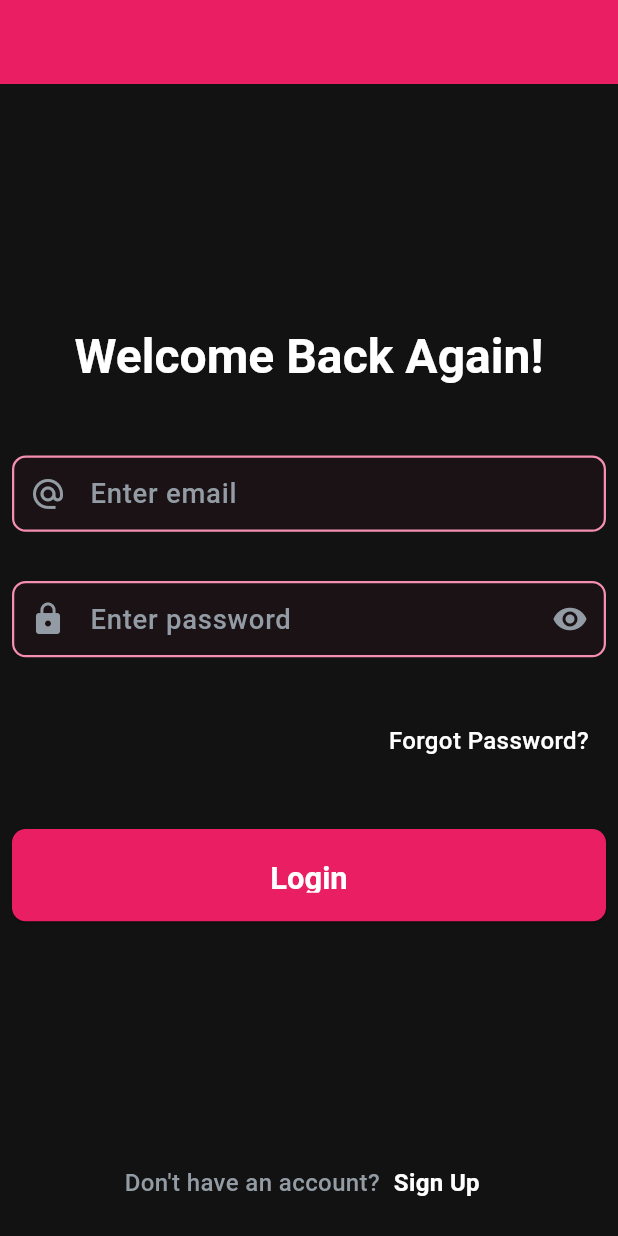
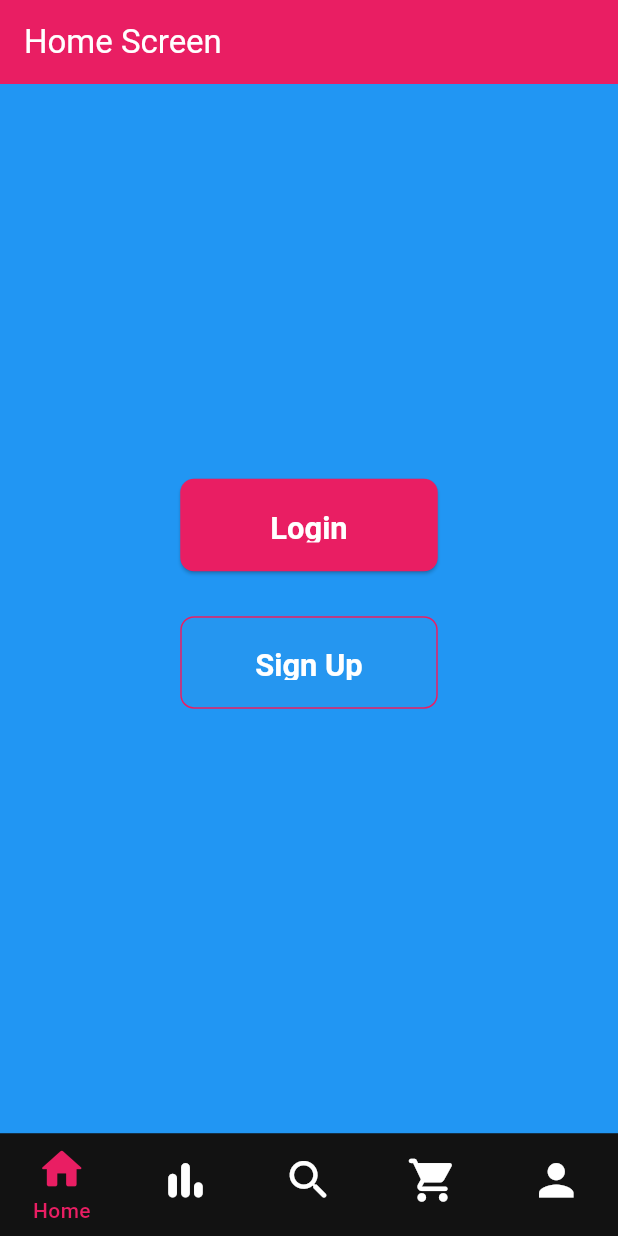
Before and after one commit to Abhprog/finance_app, a Flutter app: the screen it shows after launch, on a phone screen of 412 x 824 dp. Run offline on Flutter 3.47's test engine with Material 3 defaults, Android fonts, the phone set to English and light mode, and no system bars; our stand-ins replace flutter_screenutil, go_router, pin_code_fields; missing offline and left inert: flutter_timer_countdown.

Commit message:
Init bottom nav bar & its screens

```diff
--- a/lib/core/routing/router_generation_config.dart
+++ b/lib/core/routing/router_generation_config.dart
@@ -4,6 +4,7 @@ import '../../features/auth/forgot_password/presentation/views/forgot_password.d
 import '../../features/auth/login/presentation/views/login_screen.dart';
 import '../../features/auth/otp_verification/presentation/views/otp_verification_screen.dart';
 import '../../features/auth/signup/presentation/views/signup_screen.dart';
+import '../../features/home/presentation/views/home_screen.dart';
 import 'app_routes.dart';
 
 // Import your screens/pages here
@@ -15,8 +16,7 @@ final GoRouter router = GoRouter(
   routes: [
     GoRoute(
       path: '/',
-      // builder: (context, state) => HomeScreen(),
-      builder: (context, state) => LoginScreen(),
+      builder: (context, state) => HomeScreen(title: 'Home Screen'),
       // routes: [
       //   GoRoute(path: 'profile', builder: (context, state) => ProfileScreen()),
       // ],
--- a/lib/core/shared/widgets/custom_scaffold.dart
+++ b/lib/core/shared/widgets/custom_scaffold.dart
@@ -1,10 +1,10 @@
 import 'package:flutter/material.dart'
     show
         AppBar,
+        BottomNavigationBar,
         BuildContext,
         Center,
-        EdgeInsets,
-        Padding,
+        FloatingActionButton,
         SafeArea,
         Scaffold,
         StatelessWidget,
@@ -13,19 +13,24 @@ import 'package:flutter/material.dart'
 class CustomScaffold extends StatelessWidget {
   final Widget body;
   final AppBar? appBar;
+  final BottomNavigationBar? bottomNavigationBar;
+  final FloatingActionButton? floatingActionButton;
 
-  const CustomScaffold({super.key, required this.body, this.appBar});
+  const CustomScaffold({
+    super.key,
+    required this.body,
+    this.appBar,
+    this.bottomNavigationBar,
+    this.floatingActionButton,
+  });
 
   @override
   Widget build(BuildContext context) {
     return Scaffold(
       appBar: appBar,
-      body: SafeArea(
-        child: Padding(
-          padding: const EdgeInsets.symmetric(horizontal: 8.0),
-          child: Center(child: body),
-        ),
-      ),
+      bottomNavigationBar: bottomNavigationBar,
+      floatingActionButton: floatingActionButton,
+      body: SafeArea(child: Center(child: body)),
     );
   }
 }
--- a/lib/core/shared/widgets/outlined_primary_button.dart
+++ b/lib/core/shared/widgets/outlined_primary_button.dart
@@ -24,7 +24,9 @@ class PrimaryOutlinedButtonWidget extends StatelessWidget {
     return OutlinedButton(
       onPressed: onPressed,
       style: Theme.of(context).outlinedButtonTheme.style?.copyWith(
-        fixedSize: WidgetStatePropertyAll(Size(width ?? 150.w, height ?? 42.h)),
+        fixedSize: WidgetStatePropertyAll(
+          Size(width ?? 150.w, height ?? (42.h + 10.w)),
+        ),
         side: WidgetStatePropertyAll<BorderSide>(
           BorderSide(color: color ?? Theme.of(context).colorScheme.primary),
         ),
--- a/lib/features/auth/otp_verification/presentation/views/otp_verification_screen.dart
+++ b/lib/features/auth/otp_verification/presentation/views/otp_verification_screen.dart
@@ -91,7 +91,7 @@ class _OTPVerificationCodeScreenState extends State<OTPVerificationCodeScreen> {
               pinCodeController: _pinCodeController,
               otpEndTime: _otpEndTime,
             ),
-            SizedBox(height: 10.h),
+            SizedBox(height: 20.h),
 
             PrimaryButtonWidget(
               text: 'Verify',
--- a/lib/features/home/presentation/views/home_screen.dart
+++ b/lib/features/home/presentation/views/home_screen.dart
@@ -1,20 +1,27 @@
 import 'package:flutter/material.dart'
     show
         AppBar,
+        BottomNavigationBar,
+        BottomNavigationBarItem,
+        BottomNavigationBarType,
         BuildContext,
+        Colors,
         Column,
+        Container,
+        Icon,
+        Icons,
         MainAxisAlignment,
         SizedBox,
         State,
         StatefulWidget,
         Text,
-        TextInputType,
+        Theme,
         Widget;
+import 'package:flutter_screenutil/flutter_screenutil.dart';
 
 import '../../../../core/shared/widgets/custom_scaffold.dart';
 import '../../../../core/shared/widgets/primary_button_widget.dart';
 import '../../../../core/shared/widgets/outlined_primary_button.dart';
-import '../../../../core/shared/widgets/text_field_widget.dart';
 
 class HomeScreen extends StatefulWidget {
   const HomeScreen({super.key, required this.title});
@@ -26,11 +33,19 @@ class HomeScreen extends StatefulWidget {
 }
 
 class _HomeScreenState extends State<HomeScreen> {
-  @override
-  Widget build(BuildContext context) {
-    return CustomScaffold(
-      appBar: AppBar(title: Text(widget.title)),
-      body: Column(
+  int _currentIndex = 0;
+  void _onItemTapped(int index) {
+    setState(() {
+      _currentIndex = index;
+    });
+  }
+
+  final List<Widget> screens = [
+    Container(
+      width: double.infinity,
+      height: double.infinity,
+      color: Colors.blue,
+      child: Column(
         spacing: 10,
         mainAxisAlignment: MainAxisAlignment.center,
         children: <Widget>[
@@ -38,23 +53,71 @@ class _HomeScreenState extends State<HomeScreen> {
           const SizedBox(height: 10),
           PrimaryOutlinedButtonWidget(text: 'Sign Up', onPressed: () {}),
           const SizedBox(height: 10),
-          CustomTextField(
-            hintText: 'Enter email',
-            onChanged: (val) {},
-            validator: (val) {
-              return null;
-            },
+        ],
+      ),
+    ),
+    Container(
+      width: double.infinity,
+      height: double.infinity,
+      color: Colors.purple,
+      child: Text('Statistics'),
+    ),
+    Container(
+      width: double.infinity,
+      height: double.infinity,
+      color: Colors.red,
+      child: Text('Search'),
+    ),
+    Container(
+      width: double.infinity,
+      height: double.infinity,
+      color: Colors.green,
+      child: Text('Cart'),
+    ),
+    Container(
+      width: double.infinity,
+      height: double.infinity,
+      color: Colors.amber,
+      child: Text('Profile'),
+    ),
+  ];
+
+  @override
+  Widget build(BuildContext context) {
+    return CustomScaffold(
+      appBar: AppBar(title: Text(widget.title)),
+      bottomNavigationBar: BottomNavigationBar(
+        type: BottomNavigationBarType.fixed,
+        selectedItemColor: Theme.of(context).colorScheme.primary,
+        unselectedItemColor: Theme.of(context).colorScheme.onSurface,
+        elevation: 1,
+        showUnselectedLabels: false,
+        currentIndex: _currentIndex,
+        onTap: _onItemTapped,
+        items: [
+          BottomNavigationBarItem(
+            icon: Icon(Icons.home_rounded, size: 30.sp),
+            label: 'Home',
           ),
-          CustomTextField(
-            textFieldType: TextInputType.visiblePassword,
-            hintText: 'Enter password',
-            onChanged: (val) {},
-            validator: (val) {
-              return null;
-            },
+          BottomNavigationBarItem(
+            icon: Icon(Icons.bar_chart_rounded, size: 30.sp),
+            label: 'Statistics',
+          ),
+          BottomNavigationBarItem(
+            icon: Icon(Icons.search_rounded, size: 30.sp),
+            label: 'Search',
+          ),
+          BottomNavigationBarItem(
+            icon: Icon(Icons.shopping_cart_rounded, size: 30.sp),
+            label: 'Cart',
+          ),
+          BottomNavigationBarItem(
+            icon: Icon(Icons.person, size: 30.sp),
+            label: 'Profile',
           ),
         ],
       ),
+      body: screens[_currentIndex],
     );
   }
 }
```
